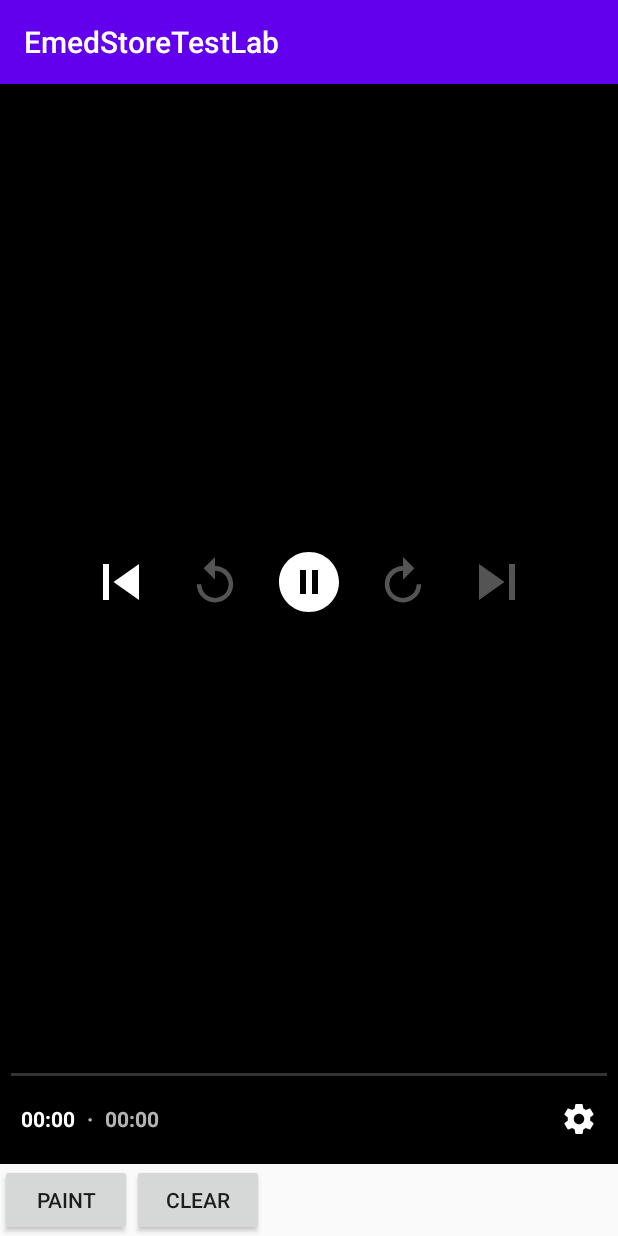
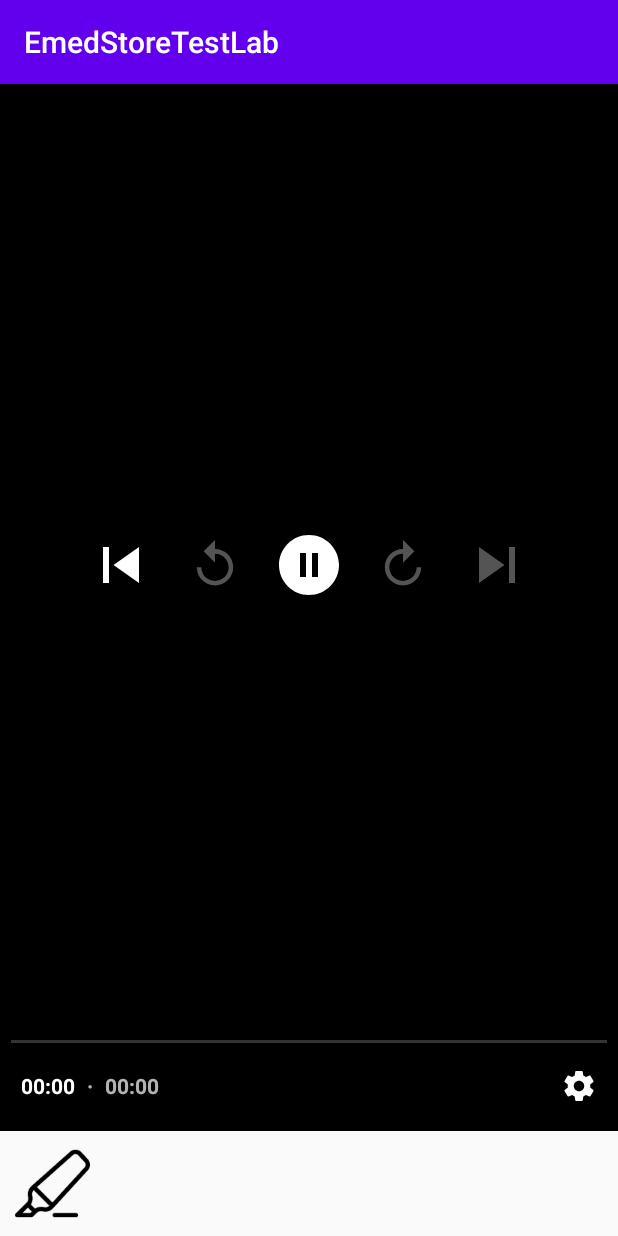
Before and after one commit to EmedStoreIT/DemoWebViewForPG, an Android app: the SignatureActivity2 screen opened directly, with no data from a screen before it, on a phone screen of 412 x 824 dp. Run offline under Robolectric (Android 15) with nearby library versions, the phone set to English and light mode, and no system bars; our stand-ins replace data binding.

Commit message:
set background to paint.

```diff
--- a/app/src/main/java/com/rum/myapplication/SignatureActivity.java
+++ b/app/src/main/java/com/rum/myapplication/SignatureActivity.java
@@ -38,7 +38,7 @@ public class SignatureActivity extends AppCompatActivity {
     }
 
     private void setListeners() {
-        binding.btnStartStop.setOnClickListener(view -> {
+        binding.btnPaint.setOnClickListener(view -> {
             if (isPaintEnabled) {
                 hidePaint();
             } else {
--- a/app/src/main/java/com/rum/myapplication/SignatureActivity2.kt
+++ b/app/src/main/java/com/rum/myapplication/SignatureActivity2.kt
@@ -6,6 +6,7 @@ import android.graphics.Paint
 import android.os.Bundle
 import android.view.View
 import androidx.appcompat.app.AppCompatActivity
+import androidx.appcompat.content.res.AppCompatResources
 import androidx.core.content.ContextCompat
 import androidx.core.view.WindowCompat
 import androidx.core.view.WindowInsetsCompat
@@ -48,7 +49,7 @@ class SignatureActivity2 : AppCompatActivity() {
     }
 
     private fun setListeners() {
-        binding.btnStartStop.setOnClickListener {
+        binding.btnPaint.setOnClickListener {
             if (isPaintEnabled) {
                 hidePaint()
             } else {
@@ -124,11 +125,19 @@ class SignatureActivity2 : AppCompatActivity() {
     private fun showPaintOption() {
         isPaintEnabled = true
         binding.llSignatureView.visibility = View.VISIBLE
+
+        binding.btnPaint.background = AppCompatResources.getDrawable(mContext, R.drawable.marker_enable)
+
+        binding.btnClear.visibility = View.VISIBLE
     }
 
     private fun hidePaint() {
         isPaintEnabled = false
         binding.llSignatureView.visibility = View.GONE
+
+        binding.btnPaint.background = AppCompatResources.getDrawable(mContext, R.drawable.marker_disable)
+
+        binding.btnClear.visibility = View.GONE
     }
 
     private fun hideProgress() {
--- a/app/src/main/res/drawable/icon_refresh.xml
+++ b/app/src/main/res/drawable/icon_refresh.xml
@@ -4,6 +4,6 @@
     android:viewportHeight="24.0"
     android:viewportWidth="24.0">
     <path
-        android:fillColor="@color/colorWhite"
+        android:fillColor="@color/colorBlack"
         android:pathData="M17.65,6.35C16.2,4.9 14.21,4 12,4c-4.42,0 -7.99,3.58 -7.99,8s3.57,8 7.99,8c3.73,0 6.84,-2.55 7.73,-6h-2.08c-0.82,2.33 -3.04,4 -5.65,4 -3.31,0 -6,-2.69 -6,-6s2.69,-6 6,-6c1.66,0 3.14,0.69 4.22,1.78L13,11h7V4l-2.35,2.35z" />
 </vector>
--- a/app/src/main/res/layout/activity_signature.xml
+++ b/app/src/main/res/layout/activity_signature.xml
@@ -32,13 +32,15 @@
 
             <TableRow
                 android:layout_width="wrap_content"
-                android:layout_height="wrap_content">
+                android:layout_height="wrap_content"
+                android:gravity="center_vertical">
 
                 <Button
-                    android:id="@+id/btnStartStop"
-                    android:layout_width="wrap_content"
-                    android:layout_height="wrap_content"
-                    android:text="Paint" />
+                    android:id="@+id/btnPaint"
+                    android:layout_width="50dp"
+                    android:layout_height="50dp"
+                    android:layout_margin="10dp"
+                    android:background="@drawable/marker_disable" />
 
                 <ProgressBar
                     android:id="@+id/progressBar"
@@ -47,9 +49,9 @@
 
                 <Button
                     android:id="@+id/btnClear"
-                    android:layout_width="wrap_content"
-                    android:layout_height="wrap_content"
-                    android:text="Clear" />
+                    android:layout_width="50dp"
+                    android:layout_height="50dp"
+                    android:background="@drawable/icon_refresh" />
             </TableRow>
         </LinearLayout>
     </LinearLayout>
```
Also changed, not shown: app/src/main/res/drawable-nodpi/marker_disable.png (added), app/src/main/res/drawable-nodpi/marker_enable.png (added).
